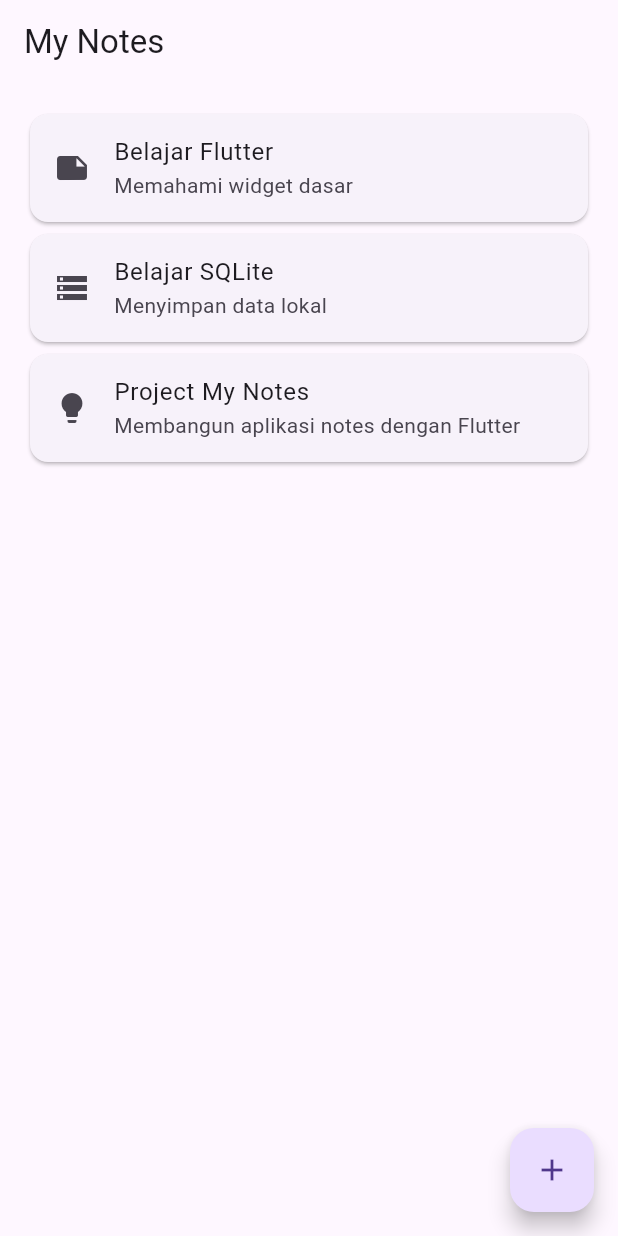
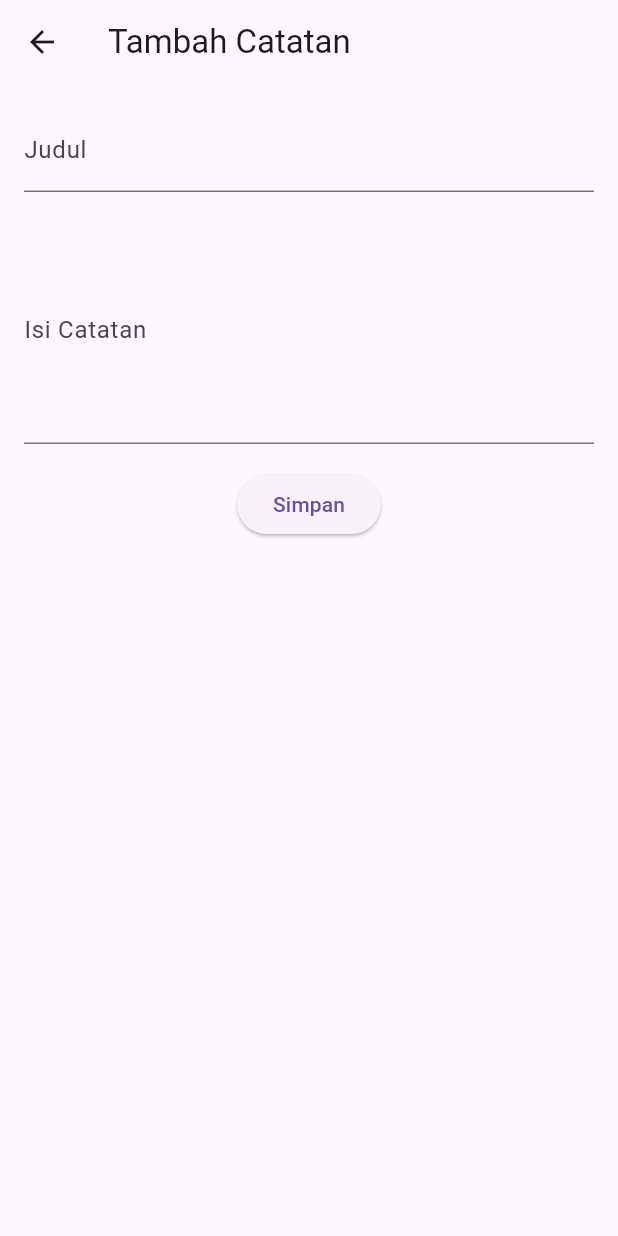
Before and after one commit to alenheriyanto/from_zero_to_apk, a Flutter app: the screen it shows after launch, after a tap on the "add" icon, on a phone screen of 412 x 824 dp. Run offline on Flutter 3.47's test engine with Material 3 defaults, Android fonts, the phone set to English and light mode, and no system bars.

Commit message:
feat: add note form navigation and state

```diff
--- /dev/null
+++ b/lib/add_note_page.dart
@@ -0,0 +1,96 @@
+import 'package:flutter/material.dart';
+
+class AddNotePage extends StatefulWidget {
+  const AddNotePage({super.key});
+
+  @override
+  State<AddNotePage> createState() => _AddNotePageState();
+}
+
+class _AddNotePageState extends State<AddNotePage> {
+  final titleController = TextEditingController();
+  final contentController = TextEditingController();
+
+  final formKey = GlobalKey<FormState>();
+
+  @override
+  void dispose() {
+    titleController.dispose();
+    contentController.dispose();
+    super.dispose();
+  }
+
+  @override
+  Widget build(BuildContext context) {
+    return Scaffold(
+      appBar: AppBar(
+        title: const Text('Tambah Catatan'),
+      ),
+      body: Padding(
+        padding: const EdgeInsets.all(16),
+        child: Form(
+          key: formKey,
+          child: Column(
+            children: [
+              TextFormField(
+                controller: titleController,
+                decoration: const InputDecoration(
+                  labelText: 'Judul',
+                  hintText: 'Masukkan judul catatan',
+                ),
+                validator: (value) {
+                  if (value == null || value.trim().isEmpty) {
+                    return 'Judul wajib diisi';
+                  }
+                  return null;
+                },
+              ),
+
+              const SizedBox(height: 16),
+
+              TextFormField(
+                controller: contentController,
+                decoration: const InputDecoration(
+                  labelText: 'Isi Catatan',
+                  hintText: 'Masukkan isi catatan',
+                ),
+                minLines: 5,
+                maxLines: 8,
+                keyboardType: TextInputType.multiline,
+                validator: (value) {
+                  if (value == null || value.trim().isEmpty) {
+                    return 'Isi catatan wajib diisi';
+                  }
+
+                  if (value.trim().length < 5) {
+                    return 'Isi minimal 5 karakter';
+                  }
+
+                  return null;
+                },
+              ),
+
+              const SizedBox(height: 16),
+
+              ElevatedButton(
+                onPressed: () {
+                  if (!formKey.currentState!.validate()) {
+                    return;
+                  }
+
+                  final note = {
+                    'title': titleController.text.trim(),
+                    'content': contentController.text.trim(),
+                  };
+
+                  Navigator.pop(context, note);
+                },
+                child: const Text('Simpan'),
+              ),
+            ],
+          ),
+        ),
+      ),
+    );
+  }
+}
--- a/lib/main.dart
+++ b/lib/main.dart
@@ -1,4 +1,5 @@
 import 'package:flutter/material.dart';
+import 'add_note_page.dart';
 
 void main() {
   runApp(const MyApp());
@@ -16,23 +17,15 @@
   }
 }
 
-class NotesPage extends StatelessWidget {
+class NotesPage extends StatefulWidget {
   const NotesPage({super.key});
 
-  final notes = const [
-    {
-      'title': 'Belajar Flutter',
-      'content': 'Memahami widget dasar',
-    },
-    {
-      'title': 'Belajar SQLite',
-      'content': 'Menyimpan data lokal',
-    },
-    {
-      'title': 'Project My Notes',
-      'content': 'Membangun aplikasi notes dengan Flutter',
-    },
-  ];
+  @override
+  State<NotesPage> createState() => _NotesPageState();
+}
+
+class _NotesPageState extends State<NotesPage> {
+  final List<Map<String, String>> notes = [];
 
   @override
   Widget build(BuildContext context) {
@@ -40,35 +33,41 @@
       appBar: AppBar(
         title: const Text('My Notes'),
       ),
-      body: ListView(
-        padding: const EdgeInsets.all(16),
-        children: [
-          Card(
-            child: ListTile(
-              leading: const Icon(Icons.note),
-              title: Text(notes[0]['title']!),
-              subtitle: Text(notes[0]['content']!),
+
+      body: notes.isEmpty
+          ? const Center(
+              child: Text('Belum ada catatan'),
+            )
+          : ListView.builder(
+              padding: const EdgeInsets.all(16),
+              itemCount: notes.length,
+              itemBuilder: (context, index) {
+                final note = notes[index];
+
+                return Card(
+                  child: ListTile(
+                    leading: const Icon(Icons.note),
+                    title: Text(note['title']!),
+                    subtitle: Text(note['content']!),
+                  ),
+                );
+              },
             ),
-          ),
-          Card(
-            child: ListTile(
-              leading: const Icon(Icons.storage),
-              title: Text(notes[1]['title']!),
-              subtitle: Text(notes[1]['content']!),
+
+      floatingActionButton: FloatingActionButton(
+        onPressed: () async {
+          final result = await Navigator.push<Map<String, String>>(
+            context,
+            MaterialPageRoute(
+              builder: (context) => const AddNotePage(),
             ),
-          ),
-          Card(
-            child: ListTile(
-              leading: const Icon(Icons.lightbulb),
-              title: Text(notes[2]['title']!),
-              subtitle: Text(notes[2]['content']!),
-            ),
-          ),
-        ],
-      ),
-      floatingActionButton: FloatingActionButton(
-        onPressed: () {
-          // Akan digunakan pada Modul 04.
+          );
+
+          if (result != null) {
+            setState(() {
+              notes.add(result);
+            });
+          }
         },
         child: const Icon(Icons.add),
       ),
```
